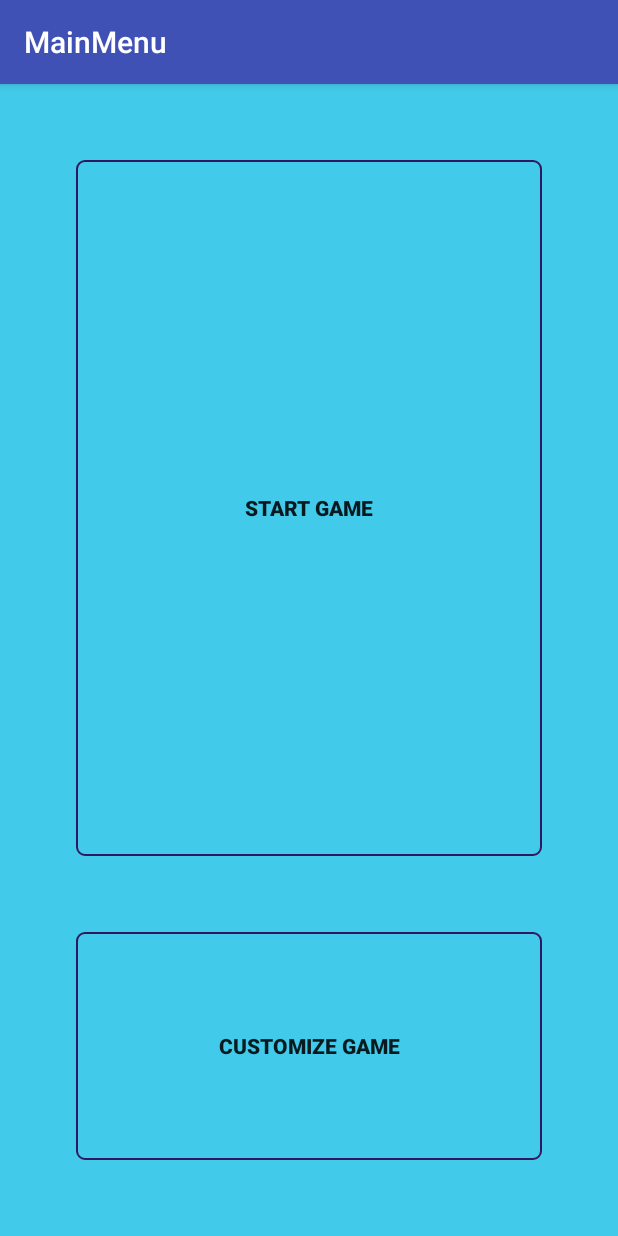
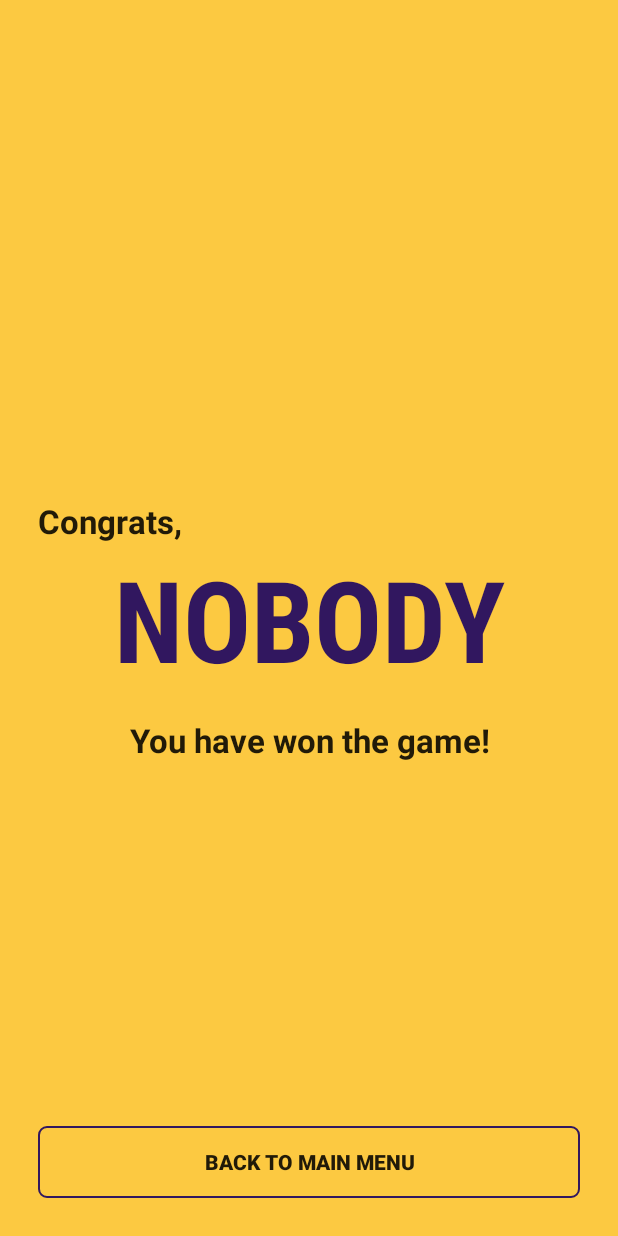
Before and after one commit to CS-262wingdings/client, an Android app: the ResultsScreen screen opened directly, with no data from a screen before it, after a tap on "FINISH GAME", on a phone screen of 412 x 824 dp. Run offline under Robolectric (Android 15) with nearby library versions, the phone set to English and light mode, and no system bars.

Commit message:
Added a win screen and fixed turn skip bug, win screen does not currently support tie games

```diff
--- a/app/src/main/AndroidManifest.xml
+++ b/app/src/main/AndroidManifest.xml
@@ -30,7 +30,8 @@
             android:theme="@style/AppTheme" />
         <activity android:name=".GameCustomization" />
         <activity android:name=".CustomQuestion" />
-        <activity android:name=".How2Play"></activity>
+        <activity android:name=".How2Play" />
+        <activity android:name=".YouWin"></activity>
     </application>
 
 </manifest>
--- a/app/src/main/java/edu/calvin/cs262/wingdings/pigeonpoll/Game.java
+++ b/app/src/main/java/edu/calvin/cs262/wingdings/pigeonpoll/Game.java
@@ -58,8 +58,7 @@ public class Game {
 
     public void endTurn() {
         votesPerPlayer = new HashMap<String, Integer>();
-        firstPlayer = (firstPlayer + 1) % names.size();
-        currentPlayer = firstPlayer;
+        firstPlayer = currentPlayer;
     }
 
     public void endRound()
--- a/app/src/main/java/edu/calvin/cs262/wingdings/pigeonpoll/ResultsScreen.java
+++ b/app/src/main/java/edu/calvin/cs262/wingdings/pigeonpoll/ResultsScreen.java
@@ -73,7 +73,7 @@ public class ResultsScreen extends AppCompatActivity {
 
     public void nextRound(View view) {
         if (game.isGameOver()) {
-            Intent i = new Intent(this, MainMenu.class);
+            Intent i = new Intent(this, YouWin.class);
             startActivity(i);
             finish();
         } else {
--- /dev/null
+++ b/app/src/main/java/edu/calvin/cs262/wingdings/pigeonpoll/YouWin.java
@@ -0,0 +1,41 @@
+package edu.calvin.cs262.wingdings.pigeonpoll;
+
+import android.content.Intent;
+import android.support.v7.app.AppCompatActivity;
+import android.os.Bundle;
+import android.view.View;
+import android.widget.TextView;
+
+public class YouWin extends AppCompatActivity {
+
+    TextView nameSlot;
+    Game game;
+
+    @Override
+    protected void onCreate(Bundle savedInstanceState) {
+        super.onCreate(savedInstanceState);
+        setContentView(R.layout.activity_you_win);
+
+        game = Game.getInstance();
+        nameSlot = findViewById(R.id.nameShow2);
+        String nameString = "Nobody";
+
+        int highestPoints = 0;
+        for(int i = 0; i < game.names.size(); i++) {
+            int newPoints = game.getPoints(i);
+            if(highestPoints < newPoints){
+                nameString = game.names.get(i);
+            }else if(newPoints != 0 && newPoints == highestPoints){
+                nameString = nameString + " + " + game.names.get(i);
+            }
+        }
+        nameSlot.setText(nameString);
+
+    }
+
+    public void confirm(View view) {
+        Intent i = new Intent(this, MainMenu.class);
+        startActivity(i);
+        finish();
+    }
+}
--- /dev/null
+++ b/app/src/main/res/layout/activity_you_win.xml
@@ -0,0 +1,69 @@
+<?xml version="1.0" encoding="utf-8"?>
+<android.support.constraint.ConstraintLayout xmlns:android="http://schemas.android.com/apk/res/android"
+    xmlns:app="http://schemas.android.com/apk/res-auto"
+    xmlns:tools="http://schemas.android.com/tools"
+    android:layout_width="match_parent"
+    android:layout_height="match_parent"
+    android:padding="@dimen/standard"
+    android:background="@color/pigeonPollGold"
+    android:orientation="vertical"
+    android:layout_gravity="center_horizontal"
+    tools:context=".YouWin">
+
+    <TextView
+        android:id="@+id/congrats"
+        android:layout_width="wrap_content"
+        android:layout_height="wrap_content"
+        android:layout_marginTop="16dp"
+        android:text="Congrats,"
+        android:textStyle="bold"
+        android:textAppearance="@style/TextAppearance.AppCompat.Large"
+        app:layout_constraintBottom_toTopOf="@id/nameShow2" />
+
+    <TextView
+        android:id="@+id/nameShow2"
+        android:layout_width="match_parent"
+        android:layout_height="wrap_content"
+        android:layout_alignParentTop="true"
+        android:layout_marginBottom="8dp"
+        android:layout_marginEnd="8dp"
+        android:layout_marginLeft="8dp"
+        android:layout_marginRight="8dp"
+        android:layout_marginStart="8dp"
+        android:layout_marginTop="8dp"
+        android:fontFamily="sans-serif-condensed"
+        android:gravity="center_horizontal"
+        android:text="@string/empty_name"
+        android:textAlignment="center"
+        android:textAllCaps="true"
+        android:textColor="@color/colorPrimaryDark"
+        android:textSize="75dp"
+        android:textStyle="bold"
+        android:typeface="normal"
+        app:layout_constraintBottom_toBottomOf="parent"
+        app:layout_constraintEnd_toEndOf="parent"
+        app:layout_constraintStart_toStartOf="parent"
+        app:layout_constraintTop_toTopOf="parent" />
+
+    <TextView
+        android:id="@+id/youWon"
+        android:layout_width="match_parent"
+        android:layout_height="wrap_content"
+        android:layout_marginTop="16dp"
+        android:textAlignment="center"
+        android:text="You have won the game!"
+        android:textStyle="bold"
+        android:textAppearance="@style/TextAppearance.AppCompat.Large"
+        app:layout_constraintTop_toBottomOf="@id/nameShow2" />
+
+    <Button
+        android:id="@+id/conformation"
+        android:layout_height="wrap_content"
+        android:layout_width="match_parent"
+        app:layout_constraintBottom_toBottomOf="parent"
+        android:background="@drawable/border"
+        android:textStyle="bold"
+        android:onClick="confirm"
+        android:text="back to main menu" />
+
+</android.support.constraint.ConstraintLayout>
```
